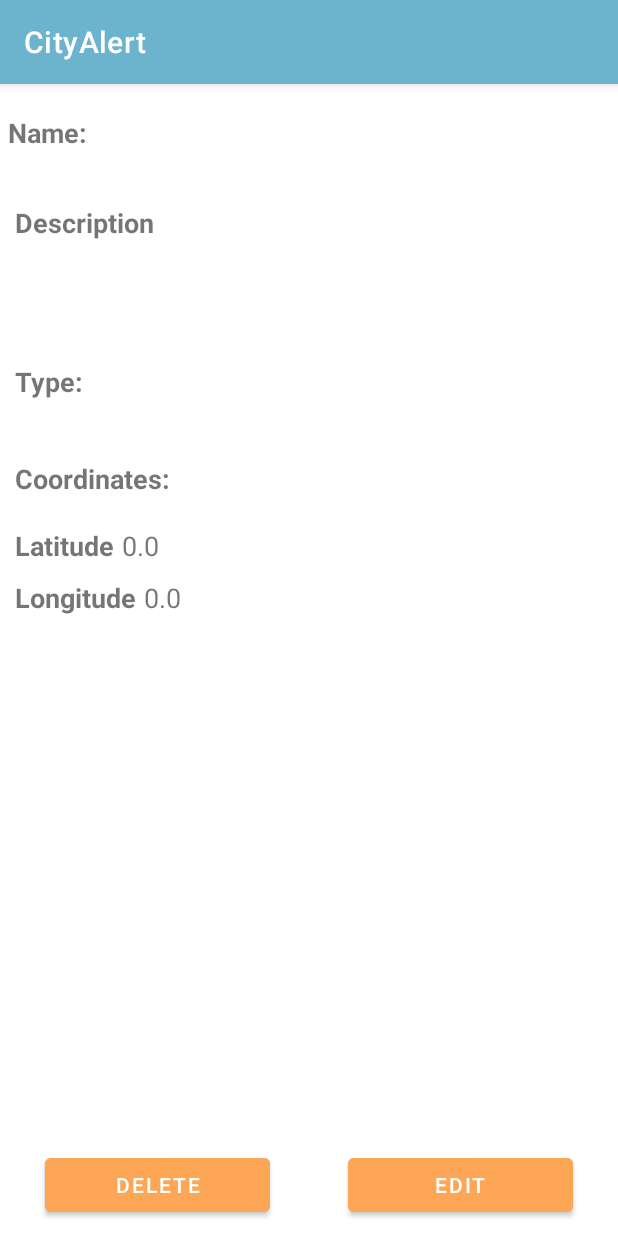
After one commit to mrma2498/CityAlert, an Android app: the verIrregularidade screen opened directly, with no data from a screen before it, on a phone screen of 412 x 824 dp. The commit adds this screen. Run offline under Robolectric (Android 15) with nearby library versions, the phone set to English and light mode, and no system bars.

Commit message:
Visualização da informação numa nova página para adicionar a opção de remover

```diff
--- a/app/src/main/AndroidManifest.xml
+++ b/app/src/main/AndroidManifest.xml
@@ -19,8 +19,8 @@
         android:supportsRtl="true"
         android:theme="@style/Theme.CityAlert"
         android:usesCleartextTraffic="true">
-        <activity android:name=".CriarIrregularidade"></activity>
-
+        <activity android:name=".verIrregularidade"></activity>
+        <activity android:name=".CriarIrregularidade" />
         <!--
              The API key for Google Maps-based APIs is defined as a string resource.
              (See the file "res/values/google_maps_api.xml").
@@ -36,7 +36,6 @@
         <activity
             android:name=".PerfilUtilizador"
             android:label="@string/title_activity_perfil_utilizador" />
-
         <activity android:name=".Login" />
         <activity android:name=".PaginaInicial">
             <intent-filter>
--- a/app/src/main/java/ipvc/estg/cityalert/InfoWindowAdapter.kt
+++ b/app/src/main/java/ipvc/estg/cityalert/InfoWindowAdapter.kt
@@ -18,6 +18,7 @@ class InfoWindowAdapter(context: Context) : GoogleMap.InfoWindowAdapter {
 
     var mWindow = (context as Activity).layoutInflater.inflate(R.layout.info_window, null)
 
+
     private fun getInfo(marker: Marker, view: View){
 
         val title = view.findViewById<TextView>(R.id.title)
@@ -30,6 +31,8 @@ class InfoWindowAdapter(context: Context) : GoogleMap.InfoWindowAdapter {
 
         var descricaoIr = info[0] + "\n" + info[1] +  "\n" + info[2]
 
+        /**Guarda a id da irregularidade*/
+        var idIrregularidade = info[4]
 
         val imageUrl = "https://cityalertcm.000webhostapp.com/myslim/api/"+info[3]
 
@@ -40,7 +43,6 @@ class InfoWindowAdapter(context: Context) : GoogleMap.InfoWindowAdapter {
 
         //Utiliza a libraria Picasso para obter a imagem da irregularidade
         Picasso.get().load(imageUrl).resize(800,600).into(image)
-
 
     }
 
@@ -55,4 +57,6 @@ class InfoWindowAdapter(context: Context) : GoogleMap.InfoWindowAdapter {
     }
 
 
+
+
 }
--- a/app/src/main/java/ipvc/estg/cityalert/PerfilUtilizador.kt
+++ b/app/src/main/java/ipvc/estg/cityalert/PerfilUtilizador.kt
@@ -4,6 +4,7 @@ import android.content.Context
 import android.content.Intent
 import android.content.SharedPreferences
 import android.os.Bundle
+import android.provider.MediaStore.Video.VideoColumns.CATEGORY
 import android.util.Log
 import android.view.View
 import android.widget.Toast
@@ -25,13 +26,28 @@ import retrofit2.Call
 import retrofit2.Callback
 import retrofit2.Response
 
-class PerfilUtilizador : AppCompatActivity(), OnMapReadyCallback {
+
+class PerfilUtilizador : AppCompatActivity(), OnMapReadyCallback, GoogleMap.OnInfoWindowClickListener {
 
     private lateinit var mMap: GoogleMap
     private val PaginaINICIAL = 6
     private lateinit var irregularidades: List<Irregularidade>
     private val NotesRequestActivity = 9
     private val NovaIrregularidadeRequestActivity = 10
+    private val verIrregularidadeREQUESTCODE = 15
+
+    lateinit var position: LatLng
+
+    /**Guarda a id do utilizador que registou a irregularidade*/
+    var idUtilizadorIrr: Int = 0
+
+    var idIrregularidade: Int = 0
+
+    var nome: String = ""
+    var descricao: String = ""
+    var tipo: String = ""
+    var image_url = ""
+    var titulo = ""
 
 
     override fun onCreate(savedInstanceState: Bundle?) {
@@ -83,10 +99,8 @@ class PerfilUtilizador : AppCompatActivity(), OnMapReadyCallback {
          * */
         val request = ServiceBuilder.buildService(EndPoints::class.java)
         val call = request.getIrregularidades()
-        var position: LatLng
 
-        /**Guarda a id do utilizador que registou a irregularidade*/
-        var idUtilizadorIrr: Int
+
 
 
         /**Obtém o valor da ID do utilizador autenticado*/
@@ -102,9 +116,15 @@ class PerfilUtilizador : AppCompatActivity(), OnMapReadyCallback {
                     for (ir in irregularidades) {
                         position = LatLng(ir.latitude, ir.longitude)
                         idUtilizadorIrr = ir.id_utilizador;
+                        idIrregularidade=ir.id
+                        nome=ir.nome
+                        descricao=ir.descricao
+                        tipo=ir.tipo
+                        //image_url=ir.image_url
+
                         //Log.d("MARIA","$idUtilizadorIrr e $idLogin");
 
-                        var info = "Descrição: " + ir.descricao + "\n" + "Tipo: " + ir.tipo + "\n" + "ID_Utilizador: " + ir.id_utilizador + "\n" + ir.image_url
+                        var info = "Descrição: " + descricao + "\n" + "Tipo: " + tipo + "\n" + "ID_Utilizador: " + idUtilizadorIrr + "\n" + ir.image_url + "\n" + idIrregularidade
 
                         if (idLogin == idUtilizadorIrr) {
                             mMap.addMarker(MarkerOptions().position(position).icon(BitmapDescriptorFactory.defaultMarker(BitmapDescriptorFactory.HUE_GREEN)).title(ir.nome).snippet(info))
@@ -147,6 +167,8 @@ class PerfilUtilizador : AppCompatActivity(), OnMapReadyCallback {
         mMap.moveCamera(CameraUpdateFactory.newLatLng(portugal))
         mMap.setInfoWindowAdapter(InfoWindowAdapter(this))
 
+        googleMap.setOnInfoWindowClickListener(this)
+
     }
 
     override fun onBackPressed() {
@@ -156,8 +178,21 @@ class PerfilUtilizador : AppCompatActivity(), OnMapReadyCallback {
                 .show()
     }
 
+    override fun onInfoWindowClick(p0: Marker?) {
 
+        val intent = Intent(this@PerfilUtilizador, verIrregularidade::class.java)
 
+        intent.putExtra("id",idIrregularidade)
+        intent.putExtra("nome",nome)
+        intent.putExtra("descricao",descricao )
+        intent.putExtra("tipo",tipo)
+        intent.putExtra("latitude",position.latitude)
+        intent.putExtra("longitude",position.longitude)
+
+        //Criar intent para a imagem
+
+        startActivityForResult(intent, verIrregularidadeREQUESTCODE)
+    }
 
 
 }
--- /dev/null
+++ b/app/src/main/java/ipvc/estg/cityalert/verIrregularidade.kt
@@ -0,0 +1,36 @@
+package ipvc.estg.cityalert
+
+import androidx.appcompat.app.AppCompatActivity
+import android.os.Bundle
+import android.util.Log
+import com.google.android.gms.maps.model.LatLng
+import kotlinx.android.synthetic.main.activity_consulta_nota.*
+import kotlinx.android.synthetic.main.activity_ver_irregularidade.*
+
+class verIrregularidade : AppCompatActivity() {
+    override fun onCreate(savedInstanceState: Bundle?) {
+        super.onCreate(savedInstanceState)
+        setContentView(R.layout.activity_ver_irregularidade)
+
+        var nome = intent.getStringExtra("nome")
+        var desc = intent.getStringExtra("descricao")
+        var tipo = intent.getStringExtra("tipo")
+        var lat = intent.getDoubleExtra("latitude",0.0)
+        var long = intent.getDoubleExtra("longitude",0.0)
+
+        Log.d("MARIA",lat.toString() + "Qualquer coisa")
+        //Mostrar coordenadas
+        //Mostrar foto
+
+        //Reportado por:
+
+        nomeT.text = nome
+        desT.text = desc
+        tipoT.text = tipo
+        latitudeT.text = lat.toString()
+        longitudeT.text = long.toString()
+
+
+
+    }
+}
--- /dev/null
+++ b/app/src/main/res/layout/activity_ver_irregularidade.xml
@@ -0,0 +1,188 @@
+<RelativeLayout xmlns:android="http://schemas.android.com/apk/res/android"
+    xmlns:app="http://schemas.android.com/apk/res-auto"
+    xmlns:tools="http://schemas.android.com/tools"
+    android:layout_width="match_parent"
+    android:layout_height="match_parent"
+    android:background="@color/white"
+    tools:context=".verIrregularidade"
+    android:id="@+id/verIrregularidade">
+
+
+    <ScrollView
+        android:layout_width="match_parent"
+        android:layout_height="match_parent"
+        android:fillViewport="true"
+        >
+
+        <LinearLayout
+            android:layout_width="match_parent"
+            android:layout_height="wrap_content"
+            android:orientation="vertical"
+            >
+
+            <RelativeLayout
+                android:layout_width="match_parent"
+                android:layout_height="match_parent">
+            <TextView
+                android:id="@+id/nometxview"
+                android:layout_width="wrap_content"
+                android:layout_height="wrap_content"
+                android:layout_marginLeft="5dp"
+                android:layout_marginTop="20dp"
+                android:text="@string/nomeIr"
+                android:textSize="18dp"
+                android:textStyle="bold" />
+
+                <TextView
+                    android:id="@+id/nomeT"
+                    android:layout_width="wrap_content"
+                    android:layout_height="wrap_content"
+                    android:layout_marginLeft="5dp"
+                    android:layout_marginTop="20dp"
+                    android:textSize="18dp"
+                    android:layout_toRightOf="@id/nometxview"/>
+
+
+
+            <TextView
+                android:id="@+id/descview"
+                android:layout_width="wrap_content"
+                android:layout_height="wrap_content"
+                android:layout_marginLeft="10dp"
+                android:layout_marginTop="35dp"
+                android:text="@string/description"
+                android:textSize="18dp"
+                android:textStyle="bold"
+                android:layout_below="@id/nometxview"/>
+
+                <TextView
+                    android:id="@+id/desT"
+                    android:layout_width="wrap_content"
+                    android:layout_height="wrap_content"
+                    android:layout_marginLeft="10dp"
+                    android:layout_marginTop="20dp"
+                    android:textSize="15dp"
+
+                    android:layout_below="@id/descview"/>
+
+
+
+
+                <TextView
+                android:id="@+id/tipoview"
+                android:layout_width="wrap_content"
+                android:layout_height="wrap_content"
+                android:layout_marginLeft="10dp"
+                android:layout_marginTop="40dp"
+                android:text="@string/type"
+                android:textSize="18dp"
+                android:textStyle="bold"
+                android:layout_below="@id/desT"/>
+
+                <TextView
+                    android:id="@+id/tipoT"
+                    android:layout_width="wrap_content"
+                    android:layout_height="wrap_content"
+                    android:layout_marginLeft="5dp"
+                    android:layout_marginTop="40dp"
+                    android:textSize="18dp"
+                    android:layout_below="@id/desT"
+                    android:layout_toRightOf="@id/tipoview"
+                   />
+
+
+
+            <TextView
+                android:id="@+id/coordenadasview"
+                android:layout_width="wrap_content"
+                android:layout_height="wrap_content"
+                android:layout_marginLeft="10dp"
+                android:layout_marginTop="40dp"
+                android:text="@string/cords"
+                android:textSize="18dp"
+                android:textStyle="bold"
+                android:layout_below="@id/tipoview"/>
+
+            <TextView
+                android:id="@+id/latitude"
+                android:layout_width="wrap_content"
+                android:layout_height="wrap_content"
+                android:layout_marginLeft="10dp"
+                android:layout_marginTop="20dp"
+                android:text="Latitude"
+                android:textSize="18dp"
+                android:textStyle="bold"
+                android:layout_below="@id/coordenadasview"/>
+
+                <TextView
+                    android:id="@+id/latitudeT"
+                    android:layout_width="wrap_content"
+                    android:layout_height="wrap_content"
+                    android:layout_marginLeft="5dp"
+                    android:layout_marginTop="20dp"
+                    android:textSize="18dp"
+                    android:layout_below="@id/coordenadasview"
+                    android:layout_toRightOf="@id/latitude"
+                    />
+
+            <TextView
+                android:id="@+id/longitude"
+                android:layout_width="wrap_content"
+                android:layout_height="wrap_content"
+                android:layout_marginLeft="10dp"
+                android:layout_marginTop="10dp"
+                android:text="Longitude"
+                android:textSize="18dp"
+                android:textStyle="bold"
+                android:layout_below="@id/latitude"
+                />
+
+                <TextView
+                    android:id="@+id/longitudeT"
+                    android:layout_width="wrap_content"
+                    android:layout_height="wrap_content"
+                    android:layout_marginLeft="5dp"
+                    android:layout_marginTop="10dp"
+                    android:textSize="18dp"
+                    android:layout_below="@id/latitudeT"
+                    android:layout_toRightOf="@id/longitude"
+                    />
+
+
+
+            <Button
+                android:id="@+id/editButton"
+                android:layout_width="150dp"
+                android:layout_height="wrap_content"
+                android:text="@string/edit"
+                android:backgroundTint="#FCA656"
+                android:layout_alignParentBottom="true"
+                android:layout_alignParentRight="true"
+                android:layout_marginRight="30dp"
+                android:layout_marginBottom="10dp"
+                />
+
+            <Button
+                android:id="@+id/deleteButton"
+                android:layout_width="150dp"
+                android:layout_height="wrap_content"
+                android:text="@string/delete"
+                android:backgroundTint="#FCA656"
+                android:layout_alignParentBottom="true"
+                android:layout_alignParentLeft="true"
+                android:layout_marginLeft="30dp"
+                android:layout_marginBottom="10dp"
+                />
+          </RelativeLayout>
+        </LinearLayout>
+
+    </ScrollView>
+
+
+
+
+
+
+
+
+</RelativeLayout>
--- a/app/src/main/res/values/strings.xml
+++ b/app/src/main/res/values/strings.xml
@@ -28,4 +28,7 @@
     <string name="create">Add</string>
     <string name="upload">Upload Image</string>
     <string name="cords">Coordinates:</string>
+    <string name="show">Show</string>
+    <string name="edit">Edit</string>
+    <string name="delete">Delete</string>
 </resources>
```
Also changed, not shown: 1 other file.
